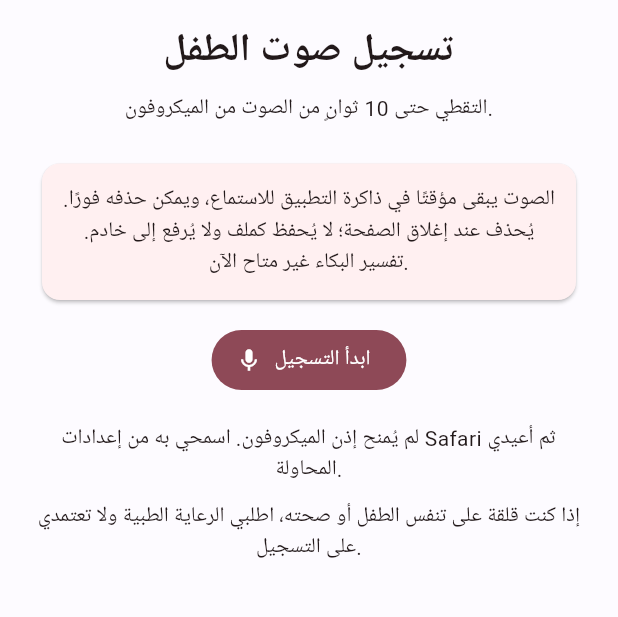
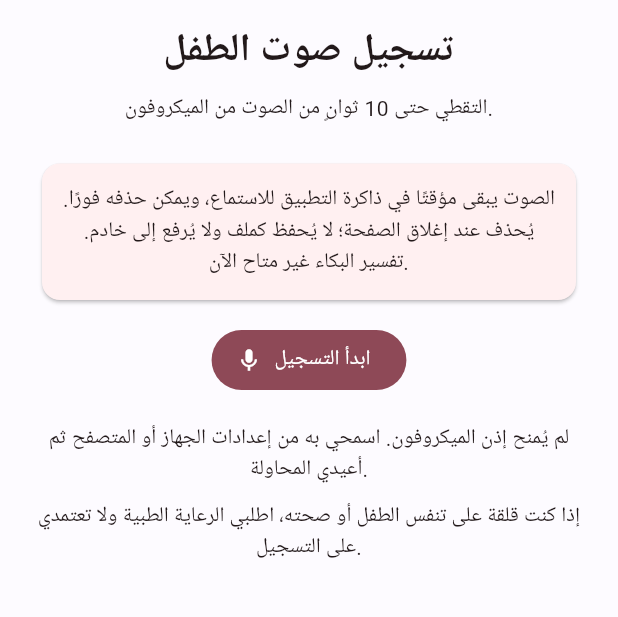
Before and after one commit to Mmostafa4/baby-monitor, a Flutter app: the CryPage widget shown alone on an empty page, opened directly, after a tap on "ابدأ التسجيل", on a phone screen of 412 x 824 dp, the part 282-899 px from its top. Run offline on Flutter 3.47's test engine with Material 3 defaults, Android fonts, the phone set to English and light mode, and no system bars; our stand-ins replace audioplayers, flutter_svg, geolocator, shared_preferences; missing offline and left inert: record; accounts and stored records are empty.

Commit message:
fix: make permissions and hospital maps cross-platform

```diff
--- a/lib/main.dart
+++ b/lib/main.dart
@@ -818,7 +818,7 @@ class _CryPageState extends State<CryPage> {
       if (mounted) {
         setState(() {
           message =
-              'تعذر بدء التسجيل. اسمحي بالميكروفون في Safari ثم حاولي مجددًا.';
+              'تعذر بدء التسجيل. اسمحي بالميكروفون من إعدادات الجهاز أو المتصفح ثم حاولي مجددًا.';
         });
       }
     } finally {
@@ -847,7 +847,7 @@ class _CryPageState extends State<CryPage> {
           } else {
             audioPreview = null;
             message =
-                'لم يصل صوت إلى المسجل. تحققي من إذن الميكروفون، ومن أن الصفحة مفتوحة عبر HTTPS في Safari، ثم أعيدي المحاولة.';
+                'لم يصل صوت إلى المسجل. تحققي من إذن الميكروفون. في نسخة الويب افتحي التطبيق عبر HTTPS ثم أعيدي المحاولة.';
           }
         });
       }
@@ -1814,7 +1814,7 @@ class _EmergencyState extends State<Emergency> {
         setState(() {
           locationResolved = false;
           locationStatus =
-              'تعذّر طلب إذن الجهاز. افتحي إعدادات Safari للموقع ثم حاولي مجددًا.';
+              'تعذّر طلب إذن الجهاز. افتحي إعدادات الجهاز أو المتصفح للموقع ثم حاولي مجددًا.';
         });
       }
     } else {
@@ -1852,7 +1852,7 @@ class _EmergencyState extends State<Emergency> {
           permission == LocationPermission.deniedForever) {
         setState(() {
           locationStatus =
-              'إذن GPS غير متاح. اسمحي بالموقع لهذا الموقع من إعدادات Safari.';
+              'إذن GPS غير متاح. اسمحي بالموقع من إعدادات الجهاز أو المتصفح.';
         });
         return;
       }
@@ -1882,9 +1882,9 @@ class _EmergencyState extends State<Emergency> {
       final coordinates =
           position.latitude.toString() + ',' + position.longitude.toString();
       final uri = Uri.https(
-        'maps.apple.com',
-        '/',
-        {'q': 'مستشفى أطفال', 'll': coordinates},
+        'www.google.com',
+        '/maps/search/',
+        {'api': '1', 'query': 'مستشفى أطفال near ' + coordinates},
       );
       final opened = await launchUrl(uri, mode: LaunchMode.externalApplication);
       if (!opened && mounted) {
--- a/lib/services/cry_recording_service.dart
+++ b/lib/services/cry_recording_service.dart
@@ -21,7 +21,7 @@ class CryRecordingService {
 
     if (!await _recorder.hasPermission()) {
       throw const CryRecordingException(
-        'لم يُمنح إذن الميكروفون. اسمحي به من إعدادات Safari ثم أعيدي المحاولة.',
+        'لم يُمنح إذن الميكروفون. اسمحي به من إعدادات الجهاز أو المتصفح ثم أعيدي المحاولة.',
       );
     }
 
```
Also changed, not shown: 1 other file.
